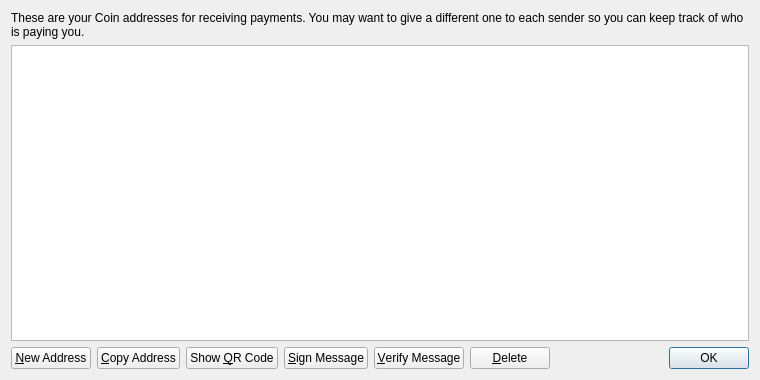
First picture: the form in src/qt/forms/addressbookpage.ui, repository presstab/NobleCoin, before the edit.
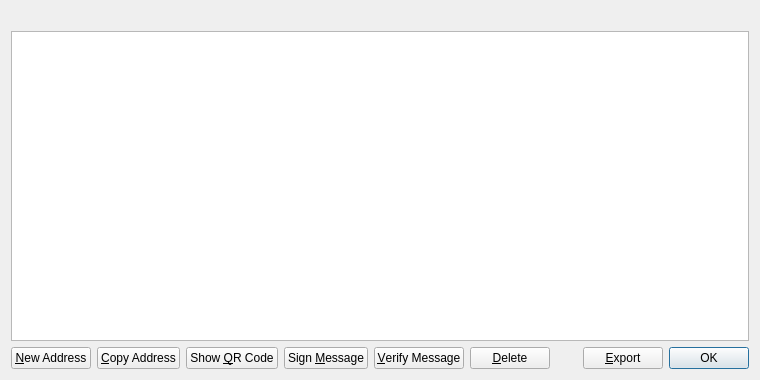
Second picture: the form after the edit. Icons and pictures are not drawn.

Patch:
```diff
--- a/src/qt/forms/addressbookpage.ui
+++ b/src/qt/forms/addressbookpage.ui
@@ -16,9 +16,6 @@
   <layout class="QVBoxLayout" name="verticalLayout">
    <item>
     <widget class="QLabel" name="labelExplanation">
-     <property name="text">
-      <string>These are your Coin addresses for receiving payments. You may want to give a different one to each sender so you can keep track of who is paying you.</string>
-     </property>
      <property name="textFormat">
       <enum>Qt::PlainText</enum>
      </property>
@@ -102,7 +99,7 @@
         <string>Sign a message to prove you own a Bitcoin address</string>
        </property>
        <property name="text">
-        <string>&amp;Sign Message</string>
+        <string>Sign &amp;Message</string>
        </property>
        <property name="icon">
         <iconset resource="../bitcoin.qrc">
@@ -151,6 +148,20 @@
        </property>
       </spacer>
      </item>
+     <item>
+      <widget class="QPushButton" name="exportButton">
+       <property name="toolTip">
+        <string>Export the data in the current tab to a file</string>
+       </property>
+       <property name="text">
+        <string>&amp;Export</string>
+       </property>
+       <property name="icon">
+        <iconset resource="../bitcoin.qrc">
+         <normaloff>:/icons/export</normaloff>:/icons/export</iconset>
+       </property>
+      </widget>
+     </item>
      <item>
       <widget class="QDialogButtonBox" name="buttonBox">
        <property name="sizePolicy">
```
Left out of the diff: 12 changed lines with no effect on the pictures.
